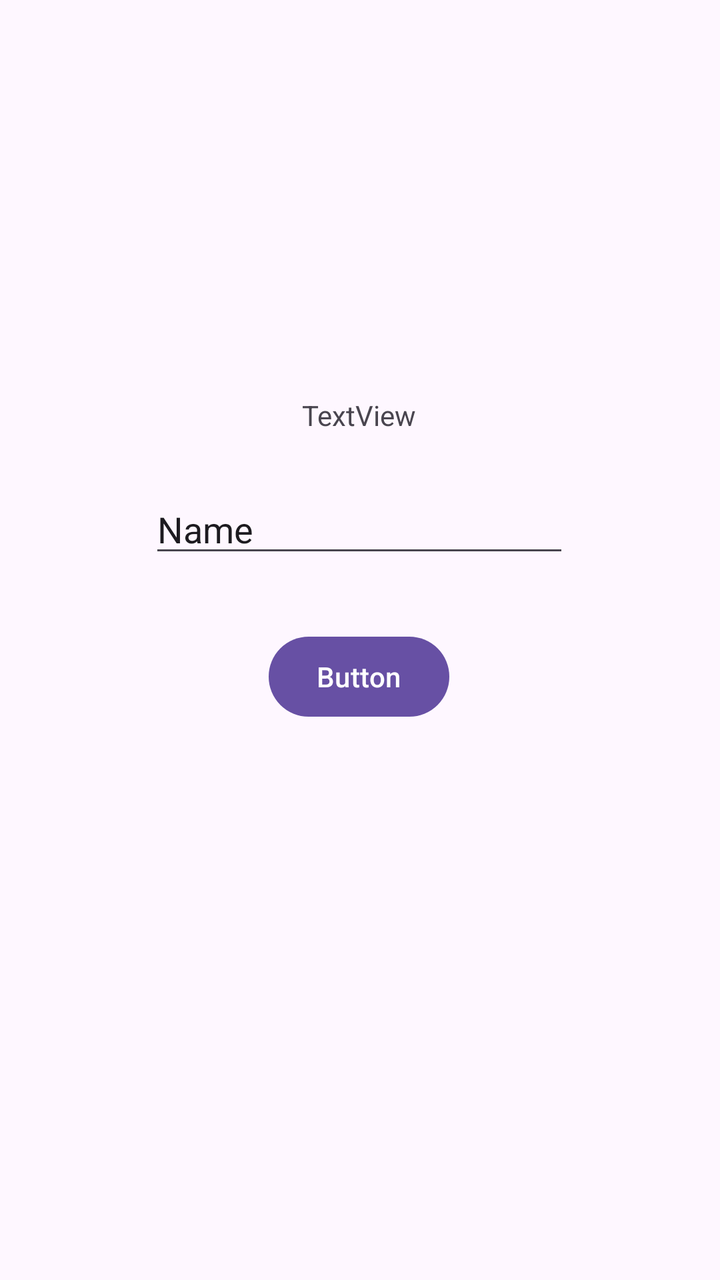
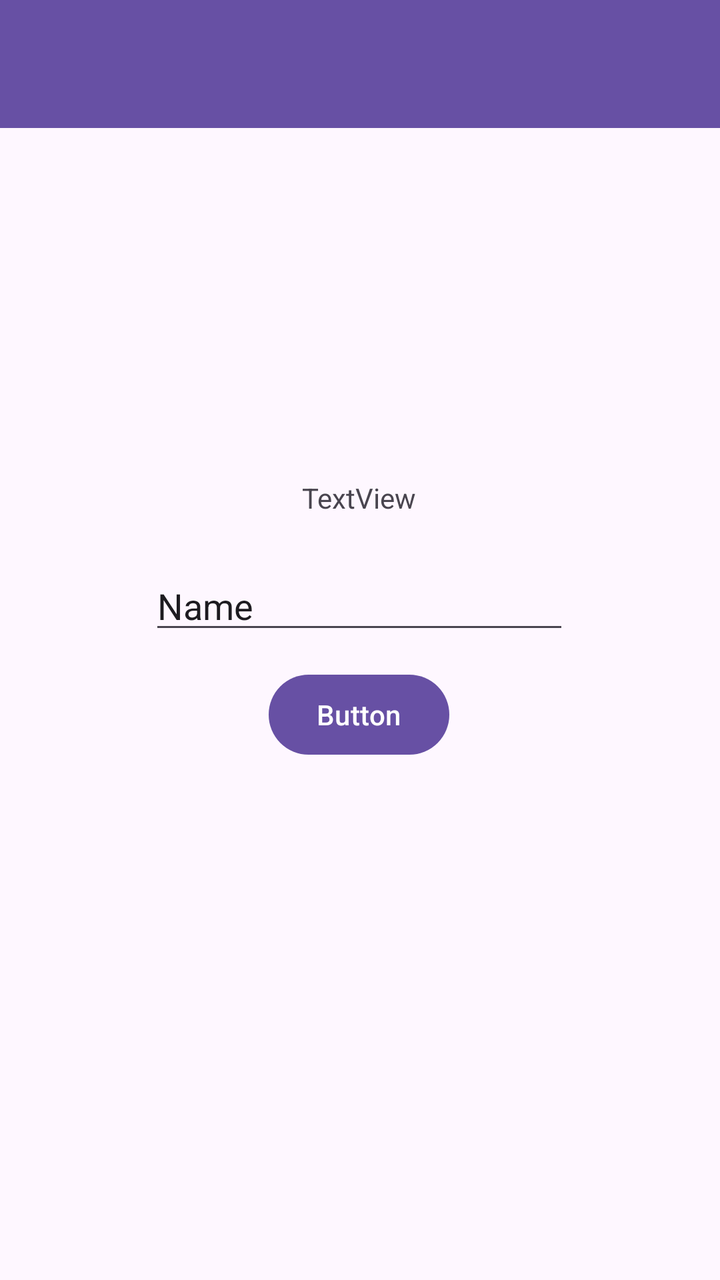

An Android layout rendered at two revisions. The XML below is the earlier revision; the diff shows what the commit changed to produce the second picture.
<!-- AndroidManifest.xml: application theme Theme.Proxima_Centauri_B_Owen_3TIE -->
<!-- res/layout/activity_second.xml -->
<?xml version="1.0" encoding="utf-8"?>
<androidx.constraintlayout.widget.ConstraintLayout xmlns:android="http://schemas.android.com/apk/res/android"
    xmlns:app="http://schemas.android.com/apk/res-auto"
    xmlns:tools="http://schemas.android.com/tools"
    android:id="@+id/main"
    android:layout_width="match_parent"
    android:layout_height="match_parent"
    tools:context=".pertemuan2.SecondActivity">

    <Button
        android:id="@+id/btnSubmit"
        android:layout_width="wrap_content"
        android:layout_height="wrap_content"
        android:layout_marginBottom="248dp"
        android:text="Button"
        app:layout_constraintBottom_toBottomOf="parent"
        app:layout_constraintEnd_toEndOf="parent"
        app:layout_constraintHorizontal_bias="0.498"
        app:layout_constraintStart_toStartOf="parent"
        app:layout_constraintTop_toBottomOf="@+id/inputNama"
        app:layout_constraintVertical_bias="0.508" />

    <TextView
        android:id="@+id/textNama"
        android:layout_width="wrap_content"
        android:layout_height="wrap_content"
        android:text="TextView"
        app:layout_constraintBottom_toTopOf="@+id/inputNama"
        app:layout_constraintEnd_toEndOf="parent"
        app:layout_constraintHorizontal_bias="0.498"
        app:layout_constraintStart_toStartOf="parent"
        app:layout_constraintTop_toTopOf="parent"
        app:layout_constraintVertical_bias="0.887" />

    <EditText
        android:id="@+id/inputNama"
        android:layout_width="wrap_content"
        android:layout_height="wrap_content"
        android:ems="10"
        android:inputType="text"
        android:text="Name"
        app:layout_constraintBottom_toBottomOf="parent"
        app:layout_constraintEnd_toEndOf="parent"
        app:layout_constraintHorizontal_bias="0.497"
        app:layout_constraintStart_toStartOf="parent"
        app:layout_constraintTop_toTopOf="parent"
        app:layout_constraintVertical_bias="0.405" />
</androidx.constraintlayout.widget.ConstraintLayout>
<!-- resources referenced by this layout -->
<resources>
  <style name="Theme.Proxima_Centauri_B_Owen_3TIE" parent="Base.Theme.Proxima_Centauri_B_Owen_3TIE" />
  <style name="Base.Theme.Proxima_Centauri_B_Owen_3TIE" parent="Theme.Material3.DayNight.NoActionBar">
          
          
      </style>
</resources>

<!-- the commit's change to res/layout/activity_second.xml (unified diff, before → after) -->
@@ -1,48 +1,62 @@
 <?xml version="1.0" encoding="utf-8"?>
-<androidx.constraintlayout.widget.ConstraintLayout xmlns:android="http://schemas.android.com/apk/res/android"
+<LinearLayout xmlns:android="http://schemas.android.com/apk/res/android"
     xmlns:app="http://schemas.android.com/apk/res-auto"
     xmlns:tools="http://schemas.android.com/tools"
     android:id="@+id/main"
     android:layout_width="match_parent"
     android:layout_height="match_parent"
+    android:orientation="vertical"
     tools:context=".pertemuan2.SecondActivity">
 
-    <Button
-        android:id="@+id/btnSubmit"
-        android:layout_width="wrap_content"
-        android:layout_height="wrap_content"
-        android:layout_marginBottom="248dp"
-        android:text="Button"
-        app:layout_constraintBottom_toBottomOf="parent"
-        app:layout_constraintEnd_toEndOf="parent"
-        app:layout_constraintHorizontal_bias="0.498"
-        app:layout_constraintStart_toStartOf="parent"
-        app:layout_constraintTop_toBottomOf="@+id/inputNama"
-        app:layout_constraintVertical_bias="0.508" />
+    <androidx.appcompat.widget.Toolbar
+        android:id="@+id/toolbar"
+        android:layout_width="match_parent"
+        android:layout_height="?attr/actionBarSize"
+        android:background="?attr/colorPrimary"
+        app:titleTextColor="@android:color/white"
+        app:subtitleTextColor="@android:color/white" />
 
-    <TextView
-        android:id="@+id/textNama"
-        android:layout_width="wrap_content"
-        android:layout_height="wrap_content"
-        android:text="TextView"
-        app:layout_constraintBottom_toTopOf="@+id/inputNama"
-        app:layout_constraintEnd_toEndOf="parent"
-        app:layout_constraintHorizontal_bias="0.498"
-        app:layout_constraintStart_toStartOf="parent"
-        app:layout_constraintTop_toTopOf="parent"
-        app:layout_constraintVertical_bias="0.887" />
+    <androidx.constraintlayout.widget.ConstraintLayout
+        android:layout_width="match_parent"
+        android:layout_height="match_parent">
 
-    <EditText
-        android:id="@+id/inputNama"
-        android:layout_width="wrap_content"
-        android:layout_height="wrap_content"
-        android:ems="10"
-        android:inputType="text"
-        android:text="Name"
-        app:layout_constraintBottom_toBottomOf="parent"
-        app:layout_constraintEnd_toEndOf="parent"
-        app:layout_constraintHorizontal_bias="0.497"
-        app:layout_constraintStart_toStartOf="parent"
-        app:layout_constraintTop_toTopOf="parent"
-        app:layout_constraintVertical_bias="0.405" />
-</androidx.constraintlayout.widget.ConstraintLayout>
+        <Button
+            android:id="@+id/btnSubmit"
+            android:layout_width="wrap_content"
+            android:layout_height="wrap_content"
+            android:layout_marginBottom="248dp"
+            android:text="Button"
+            app:layout_constraintBottom_toBottomOf="parent"
+            app:layout_constraintEnd_toEndOf="parent"
+            app:layout_constraintHorizontal_bias="0.498"
+            app:layout_constraintStart_toStartOf="parent"
+            app:layout_constraintTop_toBottomOf="@+id/inputNama"
+            app:layout_constraintVertical_bias="0.508" />
+
+        <TextView
+            android:id="@+id/textNama"
+            android:layout_width="wrap_content"
+            android:layout_height="wrap_content"
+            android:text="TextView"
+            app:layout_constraintBottom_toTopOf="@+id/inputNama"
+            app:layout_constraintEnd_toEndOf="parent"
+            app:layout_constraintHorizontal_bias="0.498"
+            app:layout_constraintStart_toStartOf="parent"
+            app:layout_constraintTop_toTopOf="parent"
+            app:layout_constraintVertical_bias="0.887" />
+
+        <EditText
+            android:id="@+id/inputNama"
+            android:layout_width="wrap_content"
+            android:layout_height="wrap_content"
+            android:ems="10"
+            android:inputType="text"
+            android:text="Name"
+            app:layout_constraintBottom_toBottomOf="parent"
+            app:layout_constraintEnd_toEndOf="parent"
+            app:layout_constraintHorizontal_bias="0.497"
+            app:layout_constraintStart_toStartOf="parent"
+            app:layout_constraintTop_toTopOf="parent"
+            app:layout_constraintVertical_bias="0.405" />
+    </androidx.constraintlayout.widget.ConstraintLayout>
+</LinearLayout>
